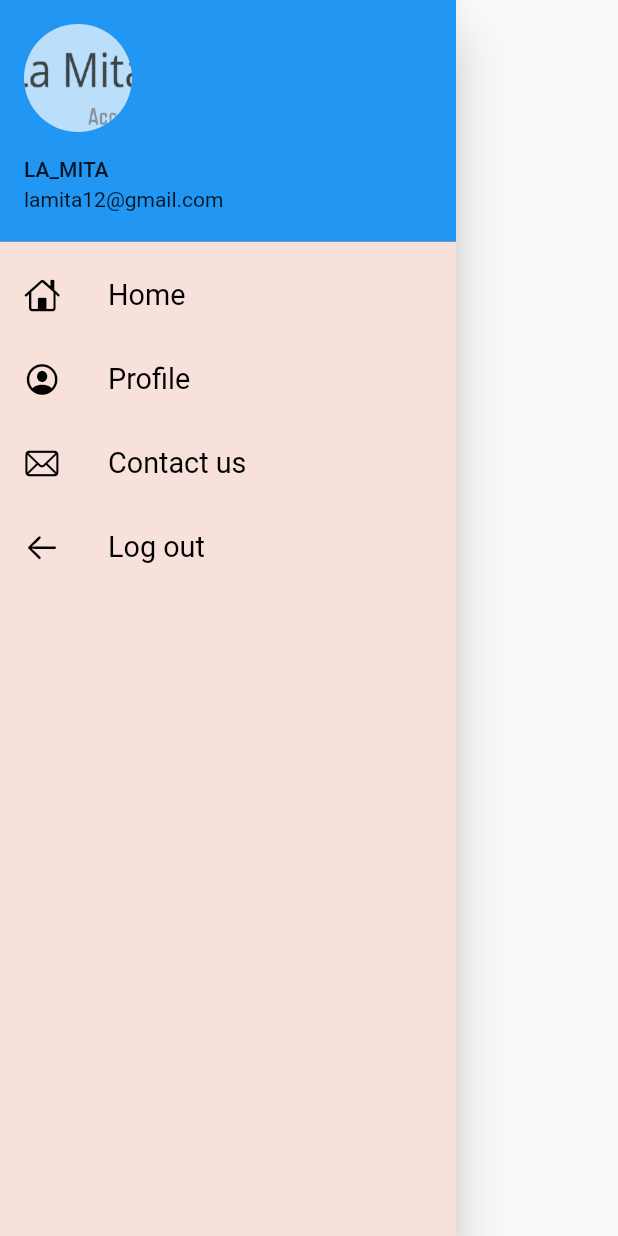
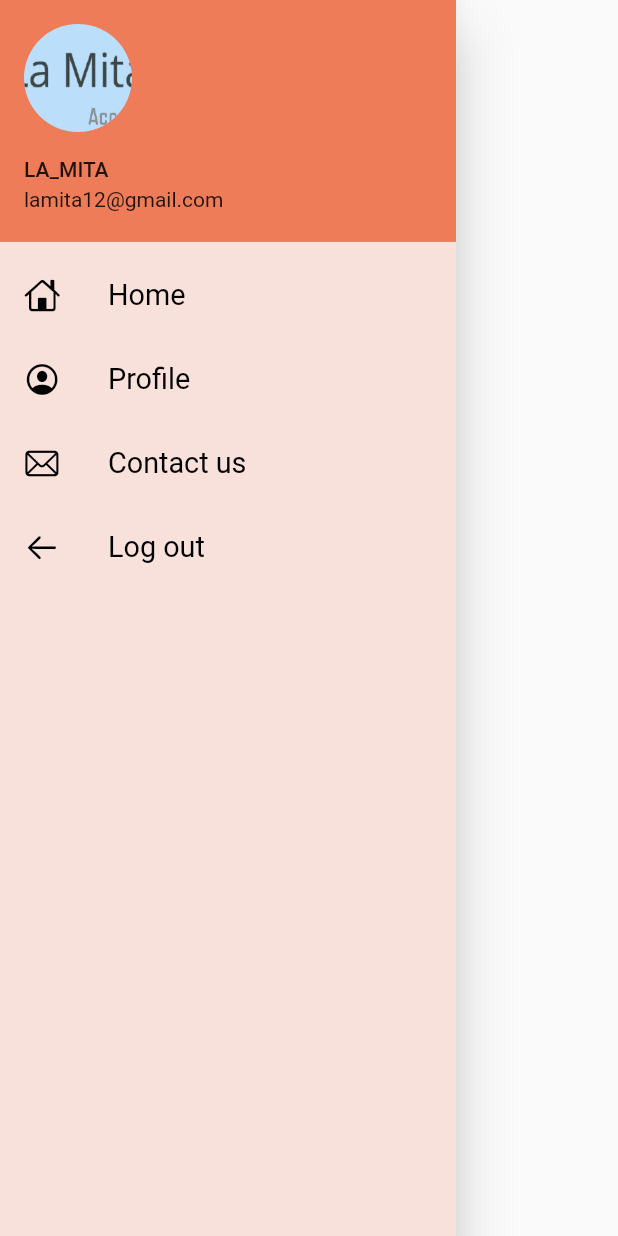
Before and after one commit to jaggadas/La-Mita-s, a Flutter app: the MyDrawer widget shown alone on an empty page, opened directly, on a phone screen of 412 x 824 dp. Run offline on Flutter 3.47's test engine with Material 2 defaults, Android fonts, the phone set to English and light mode, and no system bars; our stand-ins replace cloud_firestore, firebase_auth, firebase_core, firebase_storage, fluttertoast, pin_input_text_field and 1 more; missing offline and left inert: dart:js; accounts and stored records are empty.

Commit message:
changes in drawer

```diff
--- a/lib/pages/drawer.dart
+++ b/lib/pages/drawer.dart
@@ -12,15 +12,17 @@ class MyDrawer extends StatelessWidget {
 
       child: Container(
 
-          color: MyTheme.orange2.withOpacity(0.2),
+          color: MyTheme.orange2.withOpacity(0.20),
           child: ListView(
             padding: EdgeInsets.zero,
             children: [
               DrawerHeader(
                 padding: EdgeInsets.zero,
+
                 child: Container(
                   color: MyTheme.orange2.withOpacity(0.6),
                   child: UserAccountsDrawerHeader(
+                    decoration:  BoxDecoration(color: MyTheme.orange2),
                     margin: EdgeInsets.zero,
                     accountName: Text("LA_MITA"),
                     accountEmail: Text("lamita12@gmail.com"),
```
